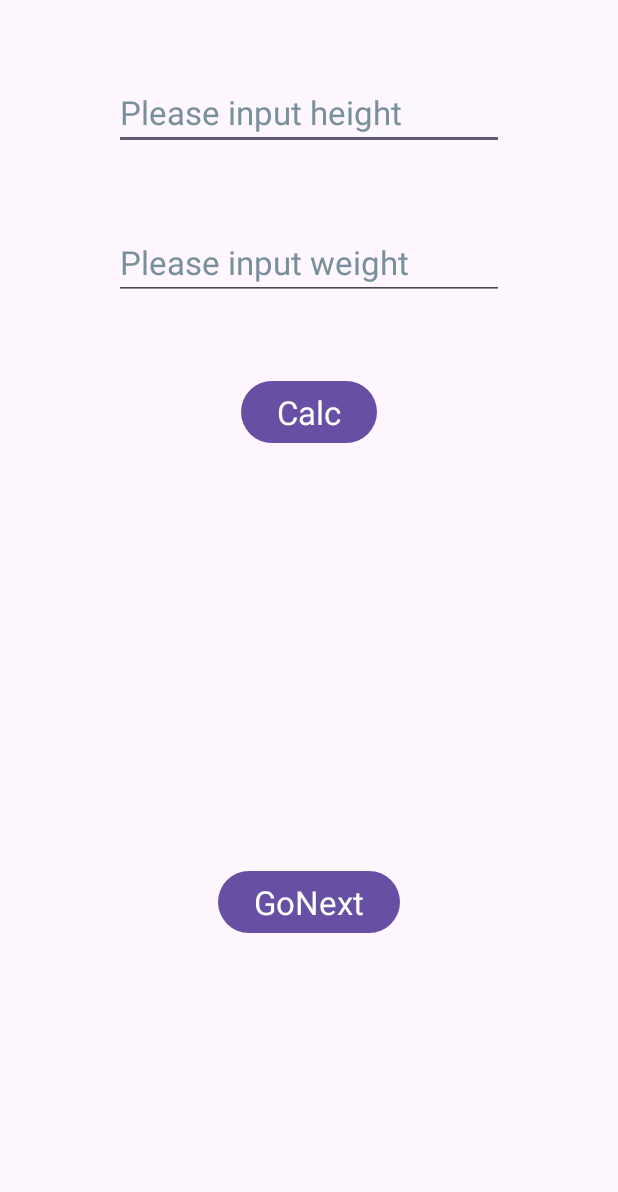
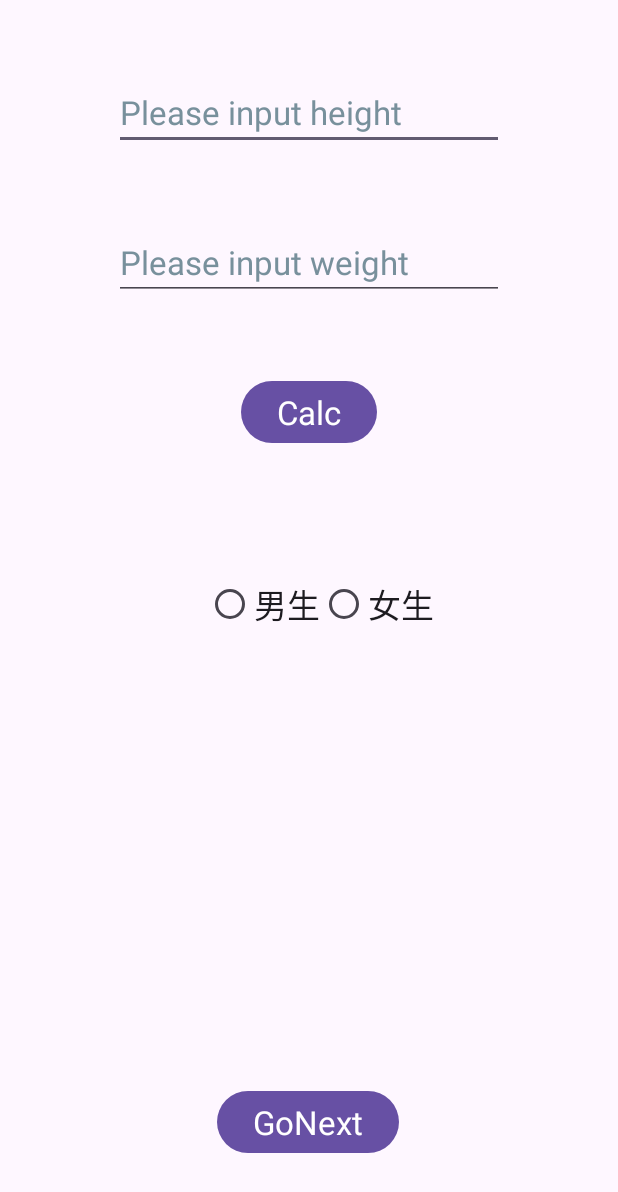
Before and after one commit to 111b13929/MyBMI_LIN, an Android app: the screen it shows after launch (MainActivity), on a phone screen of 412 x 824 dp. Shown: the top 1192 px of the screen. Run offline under Robolectric (Android 15) with nearby library versions, the phone set to English and light mode, and no system bars.

Commit message:
RadioButton 的寫法

```diff
--- a/app/src/main/java/com/example/mybmi/MainActivity.java
+++ b/app/src/main/java/com/example/mybmi/MainActivity.java
@@ -4,6 +4,8 @@ import android.content.Intent;
 import android.os.Bundle;
 import android.view.View;
 import android.widget.EditText;
+import android.widget.RadioButton;
+import android.widget.RadioGroup;
 import android.widget.TextView;
 import androidx.appcompat.app.AppCompatActivity;
 
@@ -15,11 +17,27 @@ public class MainActivity extends AppCompatActivity {
     private EditText weight;
     private TextView show;
 
+    private RadioGroup rgSex;
+    private RadioButton rbMale;
+    private RadioButton rbFemale;
     @Override
     protected void onCreate(Bundle savedInstanceState) {
         super.onCreate(savedInstanceState);
         setContentView(R.layout.activity_main);
         findViews();
+
+        rgSex.setOnCheckedChangeListener(new RadioGroup.OnCheckedChangeListener() {
+            @Override
+            public void onCheckedChanged(RadioGroup group, int checkedId) {
+                if (checkedId == R.id.rbMale){
+                    show.setText("我是男生");
+                }
+                else if (checkedId == R.id.rbFemale){
+                    show.setText("我是女生");
+                }
+            }
+        });
+
     }
 
     public void calcBMI(View view){
@@ -44,6 +62,9 @@ public class MainActivity extends AppCompatActivity {
         height = findViewById(R.id.etHeight);
         weight = findViewById(R.id.etWeight);
         show = findViewById(R.id.tvShow);
+        rgSex = findViewById(R.id.rgSex);
+        rbMale = findViewById(R.id.rbMale);
+        rbFemale = findViewById(R.id.rbFemale);
     }
 
     public void GoNext(View view) {
--- a/app/src/main/res/layout/activity_main.xml
+++ b/app/src/main/res/layout/activity_main.xml
@@ -68,7 +68,36 @@
         android:textAppearance="@style/TextAppearance.AppCompat.Large"
         app:layout_constraintBottom_toBottomOf="parent"
         app:layout_constraintEnd_toEndOf="parent"
+        app:layout_constraintHorizontal_bias="0.498"
         app:layout_constraintStart_toStartOf="parent"
-        app:layout_constraintTop_toBottomOf="@+id/tvShow" />
+        app:layout_constraintTop_toBottomOf="@+id/tvShow"
+        app:layout_constraintVertical_bias="0.87" />
+
+    <RadioGroup
+        android:id="@+id/rgSex"
+        android:layout_width="wrap_content"
+        android:layout_height="wrap_content"
+        android:orientation="horizontal"
+        app:layout_constraintEnd_toEndOf="parent"
+        app:layout_constraintHorizontal_bias="0.527"
+        app:layout_constraintStart_toStartOf="parent"
+        app:layout_constraintTop_toBottomOf="@id/tvShow">
+
+        <RadioButton
+            android:id="@+id/rbMale"
+            android:layout_width="wrap_content"
+            android:layout_height="wrap_content"
+            android:text="男生"
+            android:textAppearance="@style/TextAppearance.AppCompat.Large" />
+
+        <RadioButton
+            android:id="@+id/rbFemale"
+            android:layout_width="wrap_content"
+            android:layout_height="wrap_content"
+            android:text="女生"
+            android:textAppearance="@style/TextAppearance.AppCompat.Large" />
+
+
+    </RadioGroup>
 
 </androidx.constraintlayout.widget.ConstraintLayout>
```
